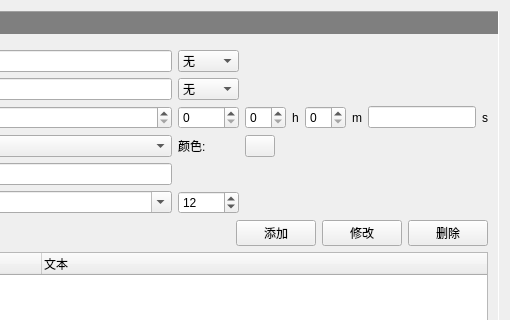
This is PlotManager.ui in whatudone/plotxy as Qt 5 draws it before an edit; both pictures show x 749 to 1259 and y 0 to 320 of the 1259 by 766 pixel window. The edited form follows.
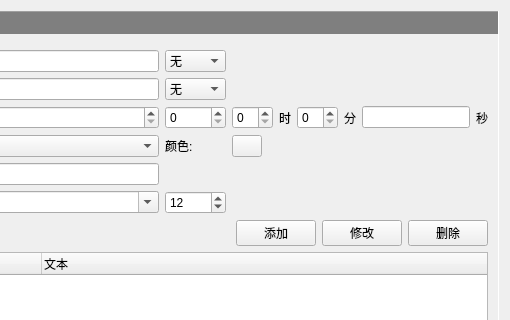
This is the edited form. The open tabs and pages were chosen to show the change. Custom widgets are drawn as their Qt base class.

Commit message: 部分汉化

Diff of the .ui file:
```diff
--- a/PlotManager.ui
+++ b/PlotManager.ui
@@ -3225,7 +3225,7 @@
              <item row="2" column="4">
               <widget class="QLabel" name="label_173">
                <property name="text">
-                <string>h</string>
+                <string>时</string>
                </property>
               </widget>
              </item>
@@ -3272,7 +3272,7 @@
              <item row="2" column="11">
               <widget class="QLabel" name="label_80">
                <property name="text">
-                <string>s</string>
+                <string>秒</string>
                </property>
               </widget>
              </item>
@@ -3419,7 +3419,7 @@
              <item row="2" column="6">
               <widget class="QLabel" name="label_195">
                <property name="text">
-                <string>m</string>
+                <string>分</string>
                </property>
               </widget>
              </item>
```
Left out of the diff: 2 changed lines with no effect on the pictures. The commit also changes 1 other file.
